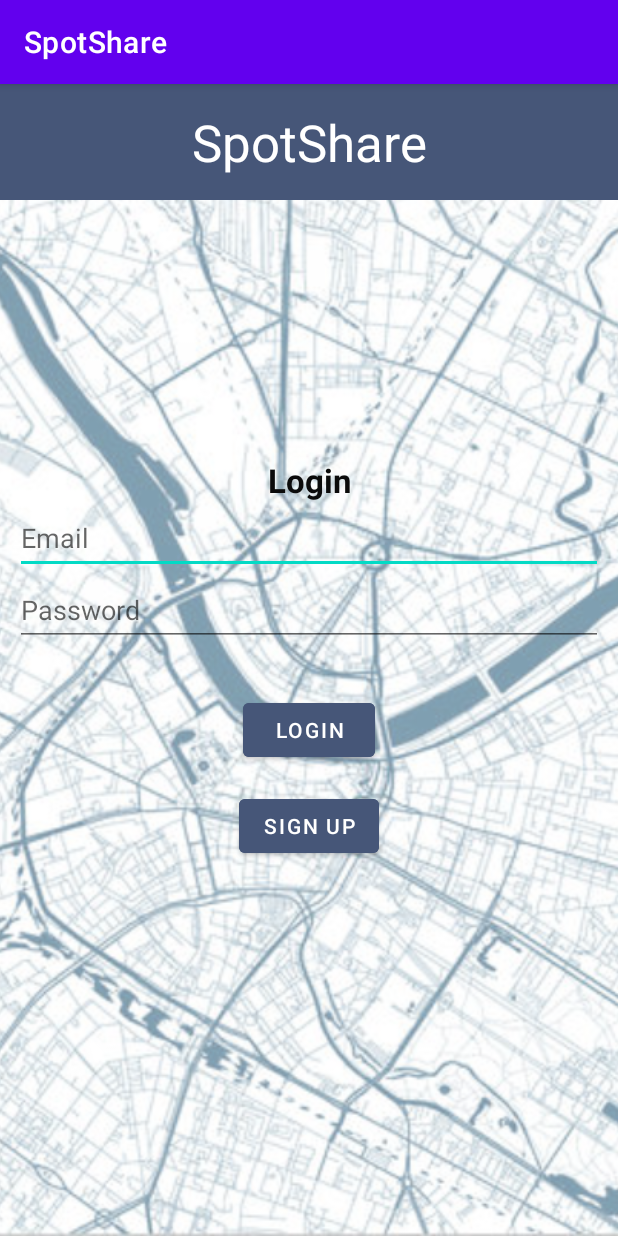
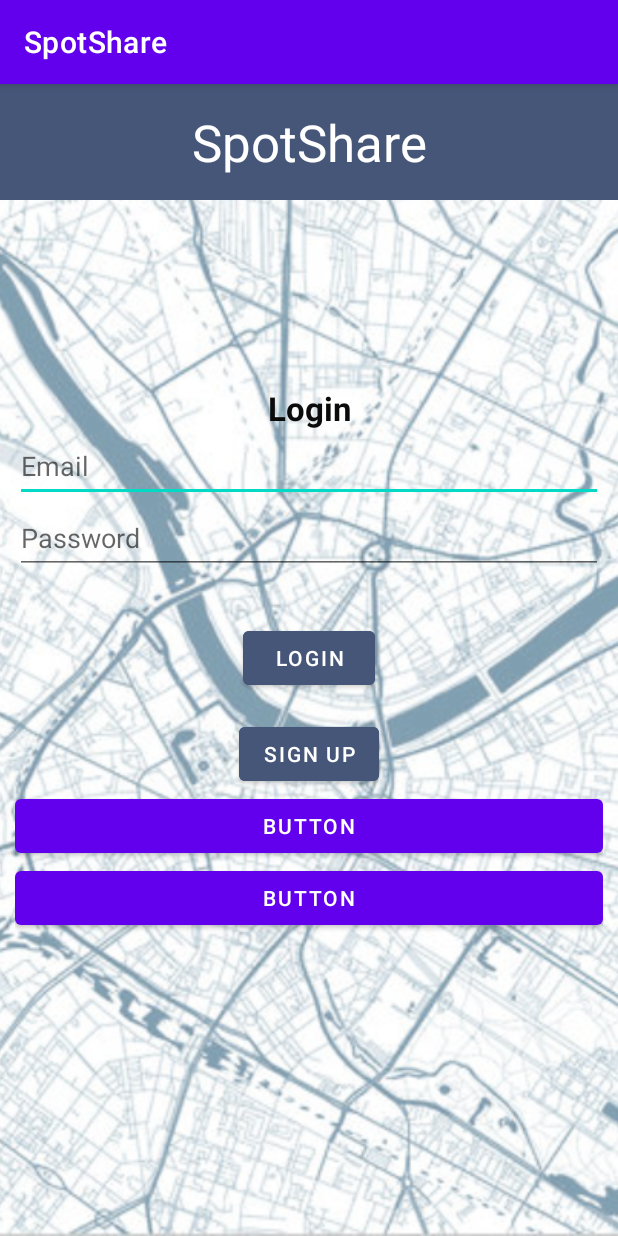
Before and after one commit to KaareSteensig/SWMAD-project, an Android app built with Jetpack Compose: the screen it shows after launch (Login), on a phone screen of 412 x 824 dp. Run offline under Robolectric (Android 15) with nearby library versions, the phone set to English and light mode, and no system bars; our stand-ins replace Firebase (no records; nobody signed in at launch, a user with empty details on screens opened directly); Roboto replaces fonts that are not available here.

Commit message:
Add views for Lists of Routes

```diff
--- a/app/build.gradle
+++ b/app/build.gradle
@@ -101,5 +101,7 @@
 
     implementation 'com.karumi:dexter:6.2.3'
     implementation 'com.github.bumptech.glide:glide:4.15.1'
+    implementation 'androidx.recyclerview:recyclerview:1.3.0'
+    implementation 'androidx.cardview:cardview:1.0.0'
 
 }
--- a/app/src/main/java/groupassignment/tourshare/MainActivity.kt
+++ b/app/src/main/java/groupassignment/tourshare/MainActivity.kt
@@ -122,8 +122,6 @@
 
 
 
-
-        val menu: ActionMenuView = findViewById(R.id.Menu_View)
 
         val openMenuButton: ImageButton = findViewById(R.id.Menu_Button)
         openMenuButton.setOnClickListener{
--- a/app/src/main/java/groupassignment/tourshare/firebase/Login.kt
+++ b/app/src/main/java/groupassignment/tourshare/firebase/Login.kt
@@ -3,10 +3,14 @@
 import android.content.Intent
 import androidx.appcompat.app.AppCompatActivity
 import android.os.Bundle
+import android.widget.Button
 import android.widget.Toast
+import androidx.recyclerview.widget.RecyclerView
 import com.google.firebase.auth.FirebaseAuth
+import groupassignment.tourshare.ImageLists.PhotosListActivity
 import groupassignment.tourshare.MainActivity
 import groupassignment.tourshare.R
+import groupassignment.tourshare.RouteList.RoutesListActivity
 import groupassignment.tourshare.databinding.ActivityLoginBinding
 
 class Login : AppCompatActivity() {
@@ -41,5 +45,16 @@
                 Toast.makeText(this, "Empty fields are not allowed", Toast.LENGTH_SHORT).show()
             }
         }
+
+        val b1: Button = findViewById<Button>(R.id.b1)
+        b1.setOnClickListener {
+            val intent = Intent(this, RoutesListActivity::class.java)
+            startActivity(intent)
+        }
+        val b2: Button = findViewById<Button>(R.id.b2)
+        b2.setOnClickListener {
+            val intent = Intent(this, PhotosListActivity::class.java)
+            startActivity(intent)
+        }
     }
 }
--- a/app/src/main/res/layout/activity_login.xml
+++ b/app/src/main/res/layout/activity_login.xml
@@ -1,9 +1,10 @@
 <?xml version="1.0" encoding="utf-8"?>
 <FrameLayout xmlns:android="http://schemas.android.com/apk/res/android"
     xmlns:tools="http://schemas.android.com/tools"
+    android:id="@+id/b"
     android:layout_width="fill_parent"
     android:layout_height="fill_parent"
-    android:orientation="vertical" >
+    android:orientation="vertical">
 
     <ImageView
         android:id="@+id/backgroundImageView"
@@ -85,6 +86,18 @@
             android:backgroundTint="#465678"
             android:text="@string/sign_up" />
 
+        <Button
+            android:id="@+id/b1"
+            android:layout_width="match_parent"
+            android:layout_height="wrap_content"
+            android:text="Button" />
+
+        <Button
+            android:id="@+id/b2"
+            android:layout_width="match_parent"
+            android:layout_height="wrap_content"
+            android:text="Button" />
+
     </LinearLayout>
 
 
```
Also changed, not shown: app/src/main/AndroidManifest.xml (+13 -1 lines), app/src/main/res/layout/activity_main.xml (+14 -9 lines).
